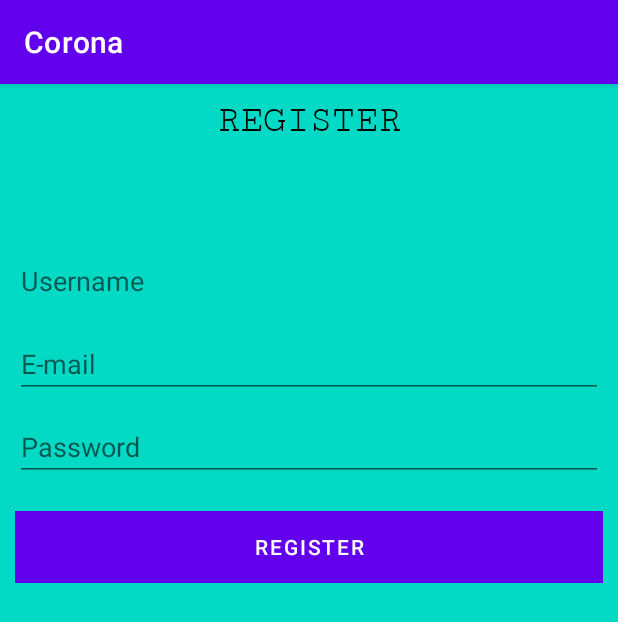
After one commit to RenataNorkiene/Corona, an Android app: the RegisterActivity screen opened directly, with no data from a screen before it, on a phone screen of 412 x 824 dp. The commit adds this screen. Shown: the top 622 px of the screen. Run offline under Robolectric (Android 15) with nearby library versions, the phone set to English and light mode, and no system bars.

Commit message:
Register

```diff
--- a/app/src/main/AndroidManifest.xml
+++ b/app/src/main/AndroidManifest.xml
@@ -9,7 +9,8 @@
         android:roundIcon="@mipmap/ic_launcher_round"
         android:supportsRtl="true"
         android:theme="@style/Theme.Corona">
-        <activity android:name=".SearchActivity"></activity>
+        <activity android:name=".RegisterActivity"></activity>
+        <activity android:name=".SearchActivity" />
         <activity android:name=".LoginActivity">
             <intent-filter>
                 <action android:name="android.intent.action.MAIN" />
--- /dev/null
+++ b/app/src/main/java/com/example/corona/RegisterActivity.java
@@ -0,0 +1,53 @@
+package com.example.corona;
+
+import androidx.appcompat.app.AppCompatActivity;
+
+import android.content.Intent;
+import android.os.Bundle;
+import android.view.View;
+import android.widget.Button;
+import android.widget.EditText;
+import android.widget.Toast;
+
+public class RegisterActivity extends AppCompatActivity {
+
+    @Override
+    protected void onCreate(Bundle savedInstanceState) {
+        super.onCreate(savedInstanceState);
+        setContentView(R.layout.activity_register);
+
+        EditText email = findViewById(R.id.email);
+        Button register = findViewById(R.id.register);
+        EditText username = findViewById(R.id.username);
+        EditText password = findViewById(R.id.password);
+
+
+        register.setOnClickListener(new View.OnClickListener() {
+            @Override
+            public void onClick(View v) {
+
+                String usernameStr = username.getText().toString();
+                String passwordStr = password.getText().toString();
+                String emailStr = email.getText().toString();
+
+                username.setError(null);
+                password.setError(null);
+                email.setError(null);
+
+                if (Validation.isUsernameValid(usernameStr) && Validation.isPasswordValid(passwordStr) && Validation.isEmailValid(emailStr)) {
+                    Toast.makeText(RegisterActivity.this, "Username: " +
+                            usernameStr + "\n" + "Email: " + emailStr + "\n" + "Password: " + passwordStr, Toast.LENGTH_LONG).show();
+
+                    Intent goToLoginActivity = new Intent(RegisterActivity.this, LoginActivity.class);
+                    startActivity(goToLoginActivity);
+                } else {
+                    username.setError(getResources().getString(R.string.register_invalid_credentials));
+                    username.requestFocus();
+                }
+
+            }
+
+        });
+
+    }
+}
--- /dev/null
+++ b/app/src/main/res/layout/activity_register.xml
@@ -0,0 +1,74 @@
+<?xml version="1.0" encoding="utf-8"?>
+<LinearLayout xmlns:android="http://schemas.android.com/apk/res/android"
+    android:layout_width="match_parent"
+    android:layout_height="match_parent"
+    android:background="@color/teal_200"
+    android:orientation="vertical"
+    android:padding="10dp">
+
+
+    <TextView
+        android:layout_width="match_parent"
+        android:layout_height="wrap_content"
+        android:layout_gravity="center_horizontal"
+        android:fontFamily="serif-monospace"
+        android:text="@string/register_register_title"
+        android:textAlignment="center"
+        android:textAllCaps="true"
+        android:textColor="@color/black"
+        android:textSize="25dp" />
+
+
+    <Space
+        android:layout_width="wrap_content"
+        android:layout_height="70dp" />
+
+    <EditText
+        android:id="@+id/username"
+        android:layout_width="match_parent"
+        android:layout_height="wrap_content"
+        android:hint="@string/register_username" />
+
+    <Space
+        android:layout_width="wrap_content"
+        android:layout_height="10dp" />
+
+    <EditText
+        android:id="@+id/email"
+        android:layout_width="match_parent"
+        android:layout_height="wrap_content"
+        android:hint="@string/register_email"
+        android:inputType="textEmailAddress" />
+
+    <Space
+        android:layout_width="wrap_content"
+        android:layout_height="10dp" />
+
+    <EditText
+        android:id="@+id/password"
+        android:layout_width="match_parent"
+        android:layout_height="wrap_content"
+        android:hint="@string/register_password"
+        android:inputType="textPassword" />
+
+    <Space
+        android:layout_width="wrap_content"
+        android:layout_height="20dp" />
+
+
+    <LinearLayout
+        android:layout_width="match_parent"
+        android:layout_height="wrap_content"
+        android:orientation="horizontal">
+
+        <Button
+            android:id="@+id/register"
+            android:layout_width="match_parent"
+            android:layout_height="wrap_content"
+            android:background="@color/purple"
+            android:text="@string/register_register" />
+
+    </LinearLayout>
+
+
+</LinearLayout>
--- a/app/src/main/res/values/strings.xml
+++ b/app/src/main/res/values/strings.xml
@@ -7,6 +7,12 @@
     <string name="login_login">Login</string>
     <string name="login_register">Register</string>
     <string name="login_remember_me">Remember me</string>
-    <string name="login_invalid_username">invalid username</string>
-    <string name="login_invalid_password">invalid password</string>
+    <string name="login_invalid_credentials">Invalid username and/or password</string>
+
+    <string name="register_register_title">Register</string>
+    <string name="register_username">Username</string>
+    <string name="register_password">Password</string>
+    <string name="register_email">E-mail</string>
+    <string name="register_register">Register</string>
+    <string name="register_invalid_credentials">Invalid username, email and/or password</string>
 </resources>
```
Also changed, not shown: app/src/main/java/com/example/corona/LoginActivity.java (+23 -22 lines), app/src/main/java/com/example/corona/Validation.java (+18 -16 lines).
